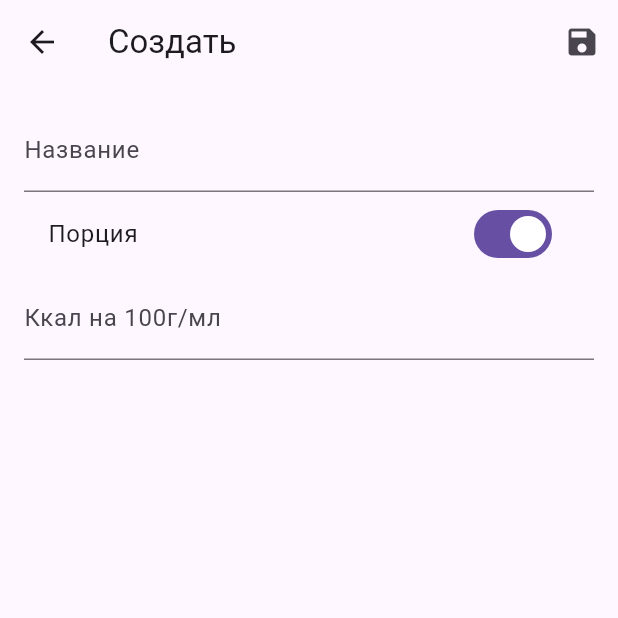
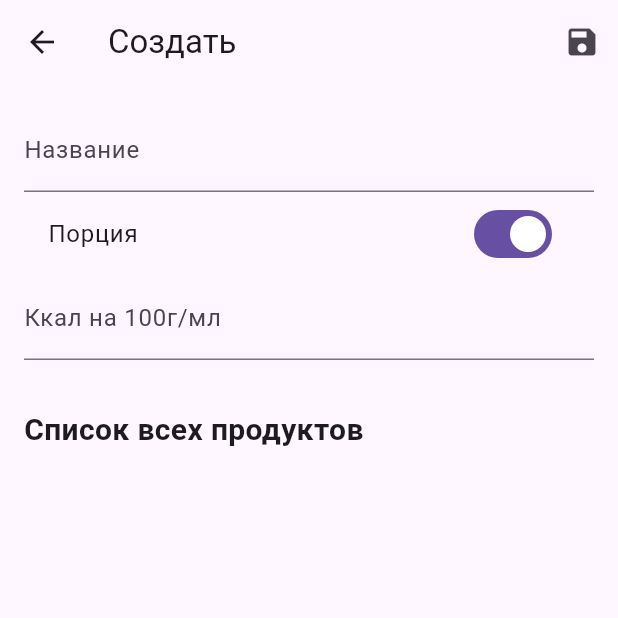
Before and after one commit to Dadanon/Calorifier, a Flutter app: the screen it shows after launch, after a tap on the "edit" icon, on a phone screen of 412 x 824 dp, the top half of it. Run offline on Flutter 3.47's test engine with Material 3 defaults, Android fonts, the phone set to English and light mode, and no system bars; our stand-ins replace sqflite, table_calendar; accounts and stored records are empty.

Commit message:
В окне создания продукта показывается список всех продуктов

```diff
--- a/lib/main.dart
+++ b/lib/main.dart
@@ -13,11 +13,13 @@ void main() async {
     DeviceOrientation.portraitUp,
   ]);
   final database = await DatabaseHelper.init();
+  final foodProvider = FoodProvider(database);
+  await foodProvider.loadFoods();
   await initializeDateFormatting('ru_RU', null);
   runApp(
     MultiProvider(
       providers: [
-        ChangeNotifierProvider(create: (_) => FoodProvider(database)),
+        ChangeNotifierProvider(create: (_) => foodProvider),
         ChangeNotifierProvider(create: (_) => DiaryProvider(database)),
       ],
       child: const MyApp(),
--- a/lib/providers.dart
+++ b/lib/providers.dart
@@ -13,6 +13,7 @@ class FoodProvider with ChangeNotifier {
 
   List<Food> get searchResults => _searchResults;
   List<Food> get recentFoods => _recentFoods;
+  List<Food> get foods => _foods;
 
   Future<void> loadFoods() async {
     final List<Map<String, dynamic>> maps = await database.query('foods');
--- a/lib/screens/create_food_screen.dart
+++ b/lib/screens/create_food_screen.dart
@@ -1,3 +1,4 @@
+import 'package:calorifier/widgets/edit_food_list.dart';
 import 'package:flutter/material.dart';
 import 'package:provider/provider.dart';
 import '../providers.dart';
@@ -37,7 +38,9 @@ class _CreateFoodScreenState extends State<CreateFoodScreen> {
             ),
           ],
         ),
-      body: Padding(
+        body: SingleChildScrollView(
+            child: Column(children: [
+          Padding(
             padding: const EdgeInsets.all(16.0),
             child: Form(
               key: _formKey,
@@ -51,7 +54,8 @@ class _CreateFoodScreenState extends State<CreateFoodScreen> {
                   SwitchListTile(
                     title: const Text('Порция'),
                     value: _isPortionBased,
-                onChanged: (value) => setState(() => _isPortionBased = value),
+                    onChanged: (value) =>
+                        setState(() => _isPortionBased = value),
                   ),
                   if (_isPortionBased)
                     TextFormField(
@@ -73,7 +77,8 @@ class _CreateFoodScreenState extends State<CreateFoodScreen> {
                             suffixText: 'г/мл',
                           ),
                           keyboardType: TextInputType.number,
-                      validator: (value) => value!.isEmpty ? 'Required' : null,
+                          validator: (value) =>
+                              value!.isEmpty ? 'Required' : null,
                         ),
                         TextFormField(
                           controller: _kcalController,
@@ -82,7 +87,8 @@ class _CreateFoodScreenState extends State<CreateFoodScreen> {
                             suffixText: 'ккал',
                           ),
                           keyboardType: TextInputType.number,
-                      validator: (value) => value!.isEmpty ? 'Required' : null,
+                          validator: (value) =>
+                              value!.isEmpty ? 'Required' : null,
                         ),
                       ],
                     ),
@@ -90,7 +96,8 @@ class _CreateFoodScreenState extends State<CreateFoodScreen> {
               ),
             ),
           ),
-    );
+          EditFoodList()
+        ])));
   }
 
   void _saveFood() async {
--- a/lib/screens/home_screen.dart
+++ b/lib/screens/home_screen.dart
@@ -32,12 +32,8 @@ class _HomeScreenState extends State<HomeScreen> {
   Widget build(BuildContext context) {
     return Scaffold(
       appBar: AppBar(
-        title: const Image(
-          image: AssetImage('assets/icons/glory_carrot.png'),
-          height: 32,
-        ),
+        title: Text(DateFormat.yMMMMd('ru_RU').format(_focusedDay)),
         actions: [
-          Text(DateFormat.yMMMMd('ru_RU').format(_focusedDay)),
           IconButton(
             icon: const Icon(Icons.edit),
             onPressed: () => _navigateToCreateFood(context),
--- /dev/null
+++ b/lib/widgets/edit_food_list.dart
@@ -0,0 +1,51 @@
+import 'package:flutter/material.dart';
+import 'package:provider/provider.dart';
+import '../providers.dart';
+
+class EditFoodList extends StatefulWidget {
+  const EditFoodList({super.key});
+
+  @override
+  _EditFoodListState createState() => _EditFoodListState();
+}
+
+class _EditFoodListState extends State<EditFoodList> {
+  @override
+  Widget build(BuildContext context) {
+    return Consumer<FoodProvider>(
+      builder: (context, provider, _) {
+        return Column(
+          crossAxisAlignment: CrossAxisAlignment.stretch,
+          children: [
+            const Padding(
+              padding: EdgeInsets.all(16.0),
+              child: Text(
+                'Список всех продуктов',
+                style: TextStyle(fontSize: 20, fontWeight: FontWeight.bold),
+              ),
+            ),
+            SizedBox(
+              height: 400, // Фиксированная высота или MediaQuery
+              child: ListView.builder(
+                shrinkWrap: true,
+                physics: const AlwaysScrollableScrollPhysics(),
+                itemCount: provider.foods.length,
+                itemBuilder: (context, index) {
+                  final food = provider.foods[index];
+                  return Card(
+                      margin: const EdgeInsets.symmetric(
+                          vertical: 4, horizontal: 8),
+                      child: ListTile(
+                        title: Text(food.name,
+                            style:
+                                const TextStyle(fontWeight: FontWeight.bold)),
+                      ));
+                },
+              ),
+            ),
+          ],
+        );
+      },
+    );
+  }
+}
--- a/pubspec.yaml
+++ b/pubspec.yaml
@@ -3,7 +3,7 @@ description: "The wonderful project to count calories"
 
 publish_to: 'none' # Remove this line if you wish to publish to pub.dev
 
-version: 1.1.0
+version: 1.1.2
 
 environment:
   sdk: ^3.6.2
```
Lines whose indentation alone changed are shown as unchanged.
